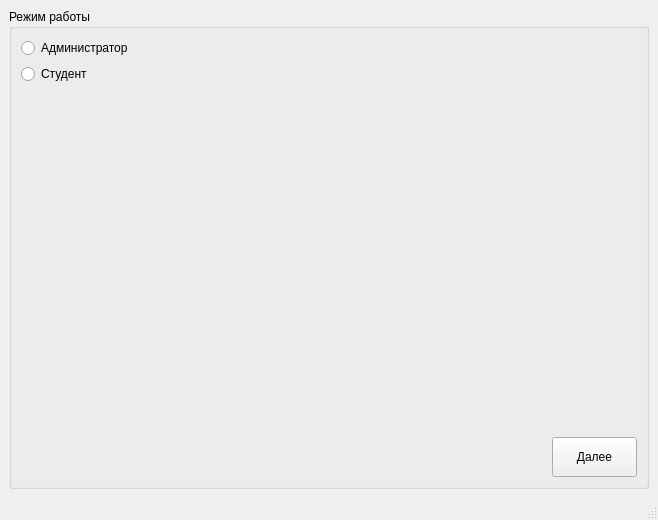
The window that mainwindow.ui (Rayzedan/SystemControlStudent) describes before a commit, drawn with Qt 5.
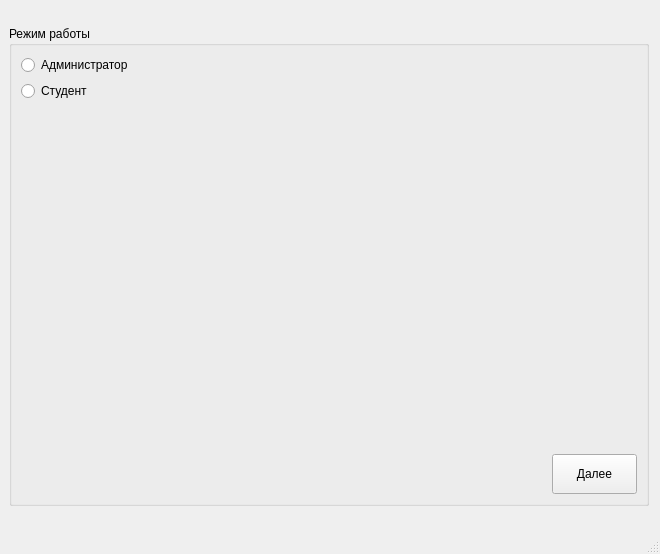
The same window after the commit.

Commit message: небольшая чистка кода

Diff of the .ui file:
```diff
--- a/mainwindow.ui
+++ b/mainwindow.ui
@@ -6,8 +6,8 @@
    <rect>
     <x>0</x>
     <y>0</y>
-    <width>640</width>
-    <height>480</height>
+    <width>660</width>
+    <height>554</height>
    </rect>
   </property>
   <property name="windowTitle">
```
Left out of the diff: 5 changed lines with no effect on the pictures. The commit also changes 2 other files.
